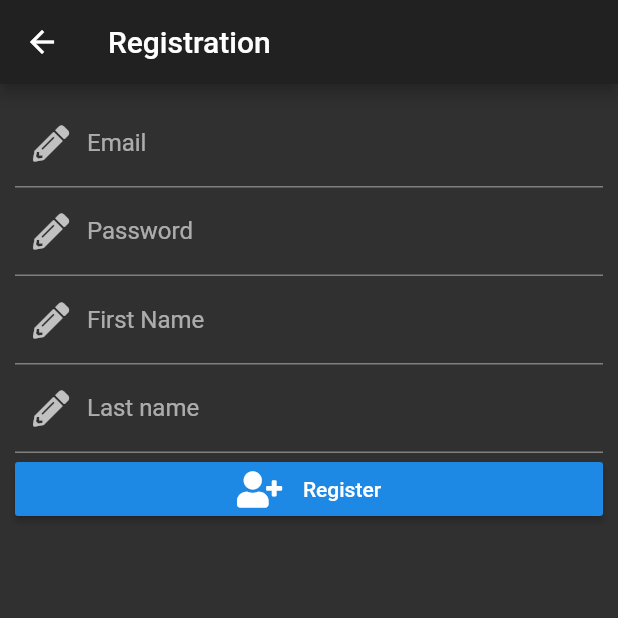
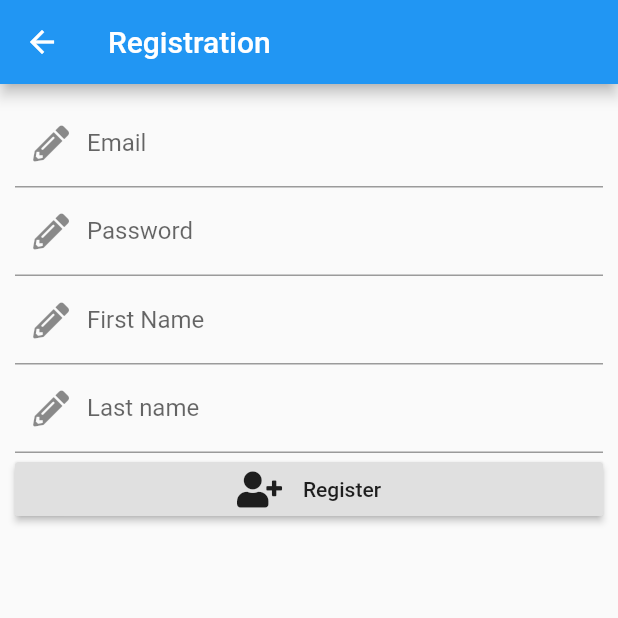
Before and after one commit to Treflor/mobile, a Flutter app: the screen it shows after launch, after a tap on "Register", on a phone screen of 412 x 824 dp, the top half of it. Run offline on Flutter 3.47's test engine with Material 2 defaults, Android fonts, the phone set to English and light mode, and no system bars; our stand-ins replace font_awesome_flutter, google_sign_in, shared_preferences; missing offline and left inert: flutter_auth_buttons.

Commit message:
dark mode

```diff
--- /dev/null
+++ b/lib/bloc/config_bloc.dart
@@ -0,0 +1,24 @@
+import 'package:flutter/material.dart';
+import 'package:shared_preferences/shared_preferences.dart';
+import 'package:treflor/config/treflor.dart';
+
+class ConfigBLoC extends ChangeNotifier {
+  final SharedPreferences _treflorPref = Treflor.treflorPref;
+  bool _darkMode = false;
+
+  ConfigBLoC() {
+    darkMode = _treflorPref?.getBool(Treflor.DARK_MODE_KEY) ?? false;
+  }
+
+  bool get darkMode => _darkMode;
+
+  set darkMode(bool value) {
+    _darkMode = value;
+    _treflorPref.setBool(Treflor.DARK_MODE_KEY, value);
+    notifyListeners();
+  }
+
+  void toggleDarkMode() {
+    darkMode = !darkMode;
+  }
+}
--- a/lib/bloc/oauth_bloc.dart
+++ b/lib/bloc/oauth_bloc.dart
@@ -4,8 +4,7 @@ import 'package:flutter/material.dart';
 import 'package:google_sign_in/google_sign_in.dart';
 import 'package:http/http.dart';
 import 'package:shared_preferences/shared_preferences.dart';
-
-import '../config/treflor.dart';
+import 'package:treflor/config/treflor.dart';
 
 enum AuthState {
   Loading,
--- a/lib/config/treflor.dart
+++ b/lib/config/treflor.dart
@@ -9,6 +9,8 @@ class Treflor {
 
 // shared prefeences keys
   static const String JWT_TOKEN_KEY = "jwt-token";
+
+  static const String DARK_MODE_KEY = "dark-mode";
 }
 
 class OAuthAPIs {
--- a/lib/main.dart
+++ b/lib/main.dart
@@ -1,14 +1,15 @@
 import 'package:flutter/material.dart';
 import 'package:provider/provider.dart';
 import 'package:shared_preferences/shared_preferences.dart';
+import 'package:treflor/bloc/config_bloc.dart';
 import 'package:treflor/bloc/oauth_bloc.dart';
 import 'package:treflor/config/treflor.dart';
 import 'package:treflor/screens/auth/login_screen.dart';
 import 'package:treflor/screens/main_screen.dart';
 import 'package:treflor/screens/splash_screen.dart';
 
-import 'screens/auth/login_screen.dart' as prefix0;
-import 'screens/main_screen.dart' as prefix1;
+import 'screens/auth/login_screen.dart';
+import 'screens/main_screen.dart';
 import 'screens/auth/registration_screen.dart';
 
 Future<void> main() async {
@@ -24,7 +25,10 @@ class App extends StatelessWidget {
       providers: [
         ChangeNotifierProvider<AuthBLoC>.value(
           value: AuthBLoC(),
-        )
+        ),
+        ChangeNotifierProvider<ConfigBLoC>.value(
+          value: ConfigBLoC(),
+        ),
       ],
       child: TreflorApp(),
     );
@@ -54,16 +58,17 @@ class TreflorApp extends StatelessWidget {
   @override
   Widget build(BuildContext context) {
     AuthBLoC authBLoC = Provider.of<AuthBLoC>(context);
+    ConfigBLoC configBLoC = Provider.of<ConfigBLoC>(context);
     return MaterialApp(
       title: "Treflor",
       theme: ThemeData(
-        brightness: Brightness.dark,
+        brightness: configBLoC.darkMode ? Brightness.dark : Brightness.light,
       ),
       home: _screen(authBLoC.authState),
       routes: {
-        LoginScreen.route: (context) => prefix0.LoginScreen(),
+        LoginScreen.route: (context) => LoginScreen(),
         RegistrationScreen.route: (context) => RegistrationScreen(),
-        prefix1.MainScreen.route: (context) => prefix1.MainScreen(),
+        MainScreen.route: (context) => MainScreen(),
       },
     );
   }
--- a/lib/screens/main_screen.dart
+++ b/lib/screens/main_screen.dart
@@ -1,7 +1,7 @@
 import 'package:flutter/material.dart';
 import 'package:font_awesome_flutter/font_awesome_flutter.dart';
 import 'package:provider/provider.dart';
-import 'package:treflor/bloc/oauth_bloc.dart';
+import 'package:treflor/bloc/config_bloc.dart';
 import 'package:treflor/screens/camera/camera_screen.dart';
 import 'package:treflor/screens/home/home_screen.dart';
 import 'package:treflor/screens/route/route_screen.dart';
@@ -34,11 +34,15 @@ class _MainScreenState extends State<MainScreen> {
 
   @override
   Widget build(BuildContext context) {
+    ConfigBLoC configBLoC = Provider.of<ConfigBLoC>(context);
     return Scaffold(
       body: Container(
         child: _screens[_selectedIndex],
       ),
       bottomNavigationBar: BottomNavigationBar(
+        backgroundColor:configBLoC.darkMode ? Colors.blueGrey : Colors.grey,
+        selectedItemColor:configBLoC.darkMode ? Colors.white : Colors.blueGrey,
+        unselectedItemColor:configBLoC.darkMode ? Colors.grey : Colors.grey,
         currentIndex: _selectedIndex,
         onTap: _onItemTapped,
         type: BottomNavigationBarType.shifting,
```
Also changed, not shown: lib/screens/settings/settings_screen.dart (+12 -0 lines).
